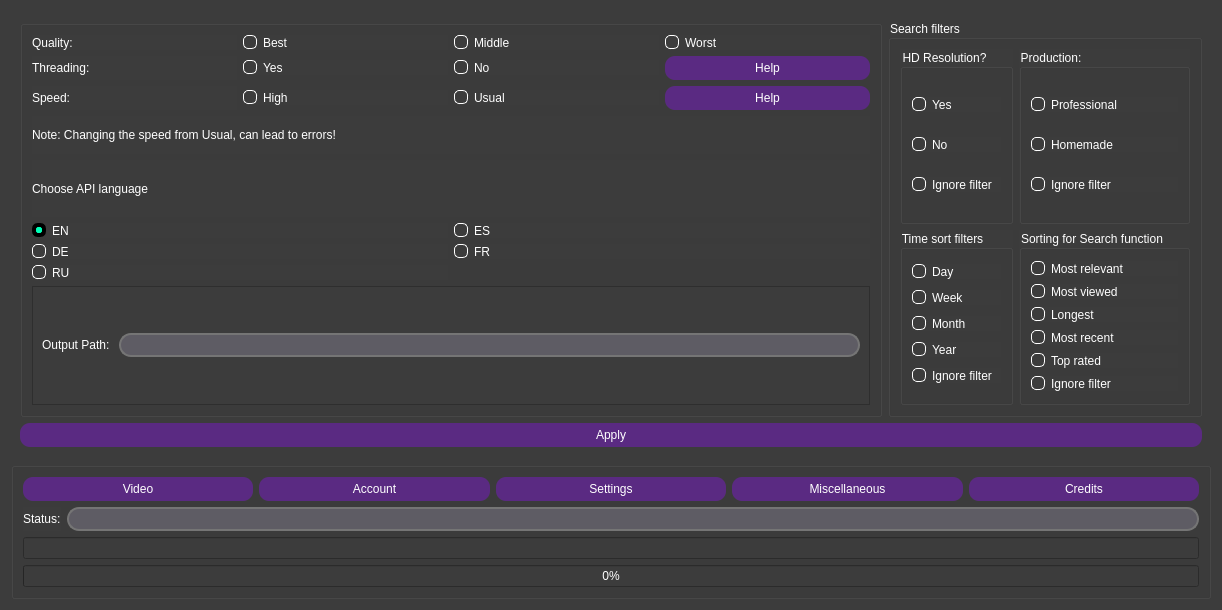
EchterAlsFake/Porn_Fetch, file src/Porn_Fetch_v3.ui: the form before one commit.
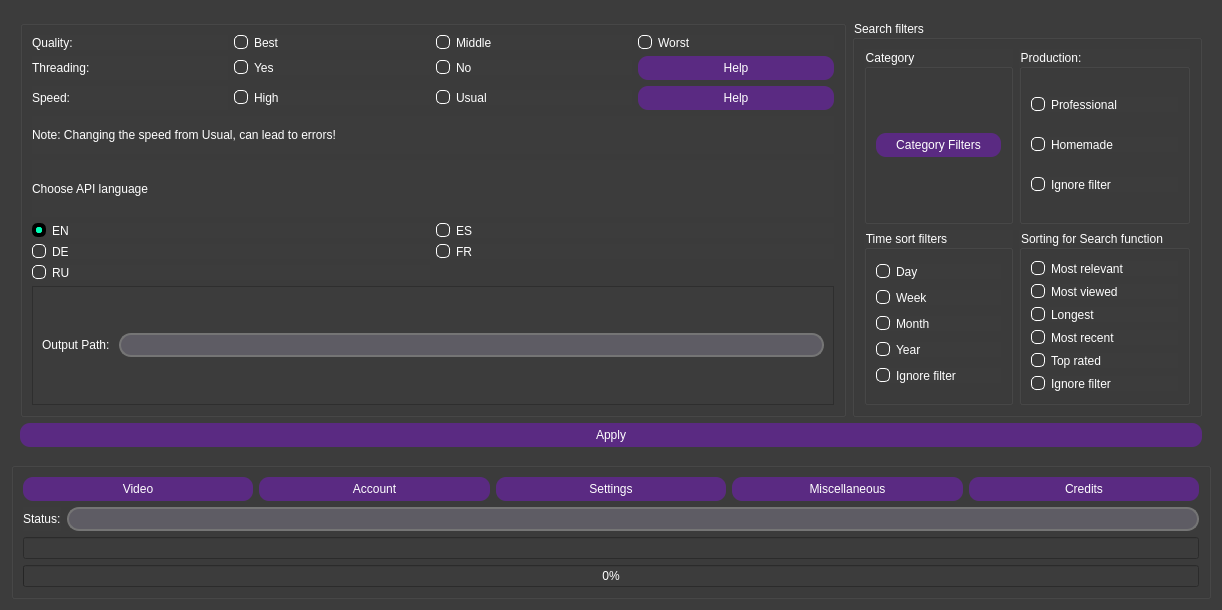
The form after the commit. The open tabs and pages were chosen to show the change.

Commit message: More testing and added category filters. They need to be implemented and they don't work for now. Just wait a little bit more :)

What changed in the file:
```diff
--- a/src/Porn_Fetch_v3.ui
+++ b/src/Porn_Fetch_v3.ui
@@ -1113,96 +1113,6 @@
           <string>Search filters</string>
          </property>
          <layout class="QGridLayout" name="gridLayout_16">
-          <item row="0" column="0">
-           <widget class="QGroupBox" name="groupBox_14">
-            <property name="title">
-             <string>HD Resolution?</string>
-            </property>
-            <layout class="QGridLayout" name="gridLayout_18">
-             <item row="1" column="0">
-              <widget class="QRadioButton" name="radio_hd_no">
-               <property name="styleSheet">
-                <string notr="true">QRadioButton {
-	color: rgb(255, 255, 255)}
-
-
-QRadioButton::indicator::unchecked {
-	border: 1px solid white;
-	border-radius: 5px;
-}
-
-
-QRadioButton::indicator:checked {
-    border : 4px solid;
-	border-color: black;
-	border-radius: 6px;
-	background-color: rgb(0, 255, 183);
-
-}
-</string>
-               </property>
-               <property name="text">
-                <string>No</string>
-               </property>
-              </widget>
-             </item>
-             <item row="0" column="0">
-              <widget class="QRadioButton" name="radio_hd_yes">
-               <property name="styleSheet">
-                <string notr="true">QRadioButton {
-	color: rgb(255, 255, 255)}
-
-
-QRadioButton::indicator::unchecked {
-	border: 1px solid white;
-	border-radius: 5px;
-}
-
-
-QRadioButton::indicator:checked {
-    border : 4px solid;
-	border-color: black;
-	border-radius: 6px;
-	background-color: rgb(0, 255, 183);
-
-}
-</string>
-               </property>
-               <property name="text">
-                <string>Yes</string>
-               </property>
-              </widget>
-             </item>
-             <item row="2" column="0">
-              <widget class="QRadioButton" name="radio_hd_ignore">
-               <property name="styleSheet">
-                <string notr="true">QRadioButton {
-	color: rgb(255, 255, 255)}
-
-
-QRadioButton::indicator::unchecked {
-	border: 1px solid white;
-	border-radius: 5px;
-}
-
-
-QRadioButton::indicator:checked {
-    border : 4px solid;
-	border-color: black;
-	border-radius: 6px;
-	background-color: rgb(0, 255, 183);
-
-}
-</string>
-               </property>
-               <property name="text">
-                <string>Ignore filter</string>
-               </property>
-              </widget>
-             </item>
-            </layout>
-           </widget>
-          </item>
           <item row="1" column="0">
            <widget class="QGroupBox" name="groupBox_13">
             <property name="title">
@@ -1609,6 +1519,46 @@
             </layout>
            </widget>
           </item>
+          <item row="0" column="0">
+           <widget class="QGroupBox" name="groupBox">
+            <property name="title">
+             <string>Category</string>
+            </property>
+            <layout class="QGridLayout" name="gridLayout_18">
+             <item row="0" column="0">
+              <widget class="QPushButton" name="button_category_filters">
+               <property name="styleSheet">
+                <string notr="true">QPushButton {
+        background-color: #5a2a82;
+        color: #ffffff; 
+        border: none;
+        border-radius: 10px;
+        padding: 5px 20px; 
+        font-size: 12px;
+        outline: none;
+    }
+    
+    QPushButton:hover {
+        background-color: #7b3ca3; 
+    }
+
+    QPushButton:pressed {
+        background-color: #481f61; 
+    }
+
+    QPushButton:disabled {
+        background-color: #3f1d4d; 
+        color: #8a7b9a; 
+    }</string>
+               </property>
+               <property name="text">
+                <string>Category Filters</string>
+               </property>
+              </widget>
+             </item>
+            </layout>
+           </widget>
+          </item>
          </layout>
         </widget>
        </item>
```
Left out of the diff: 2 changed lines with no effect on the pictures. The commit also changes 4 other files.
